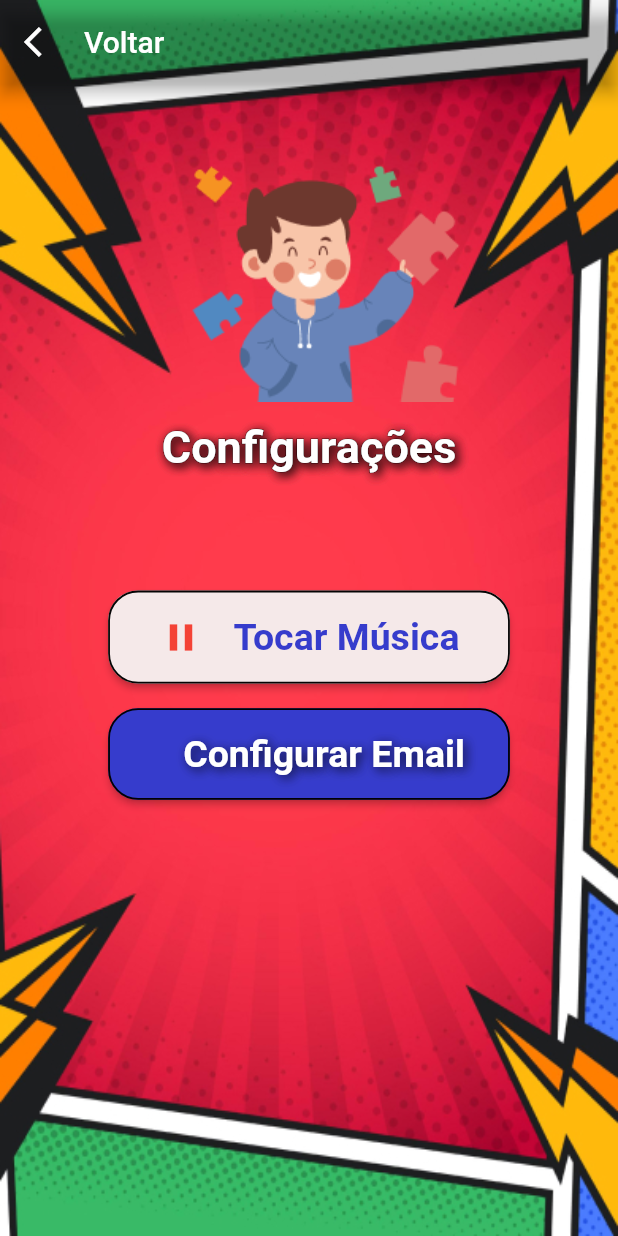
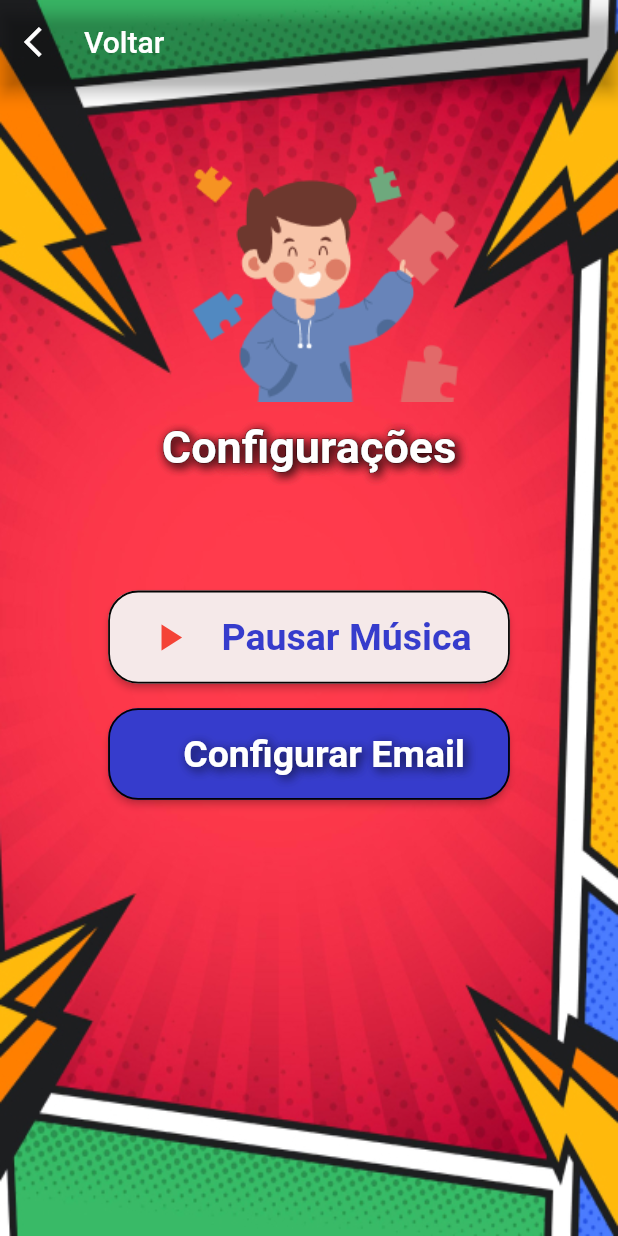
Before and after one commit to viniciusOLN/drawtism, a Flutter app: the screen it shows after launch, after a tap on "Configurações", on a phone screen of 412 x 824 dp. Run offline on Flutter 3.47's test engine with Material 2 defaults, Android fonts, the phone set to English and light mode, and no system bars; our stand-ins replace audioplayers, bloc, flutter_bloc, get, shared_preferences; missing offline and left inert: camera_camera, sendgrid_mailer.

Commit message:
corrigindo botão de música

```diff
--- a/lib/app/features/configpage/presentation/configuration_page.dart
+++ b/lib/app/features/configpage/presentation/configuration_page.dart
@@ -23,10 +23,19 @@ class _ConfigurationPageState extends State<ConfigurationPage> {
     () => ConfigPageController(),
   );
   final controllerConfig = Get.find<ConfigPageController>();
+  final controllerReference = Get.lazyPut(
+    () => MusicController(),
+  );
+  final controller = Get.find<MusicController>();
+
+  void teste() async {
+    controllerConfig.isPlaying = await controllerConfig.getAudio();
+  }
 
   @override
   void initState() {
     controllerConfig.setButtonTitle();
+    teste();
     super.initState();
   }
 
@@ -70,14 +79,10 @@ class _ConfigurationPageState extends State<ConfigurationPage> {
                   SizedBox(height: width * 0.04),
                   CustomButton(
                     onPressed: () {
-                      final controllerReference = Get.lazyPut(
-                        () => MusicController(),
-                      );
-                      final controller = Get.find<MusicController>();
-                      if (!controllerConfig.isPlaying) {
+                      if (controllerConfig.isPlaying) {
                         controllerConfig.setAudio(false);
                         controller.playerThemeSong.pause();
-                        controllerConfig.isPlaying = true;
+                        controllerConfig.isPlaying = false;
                         setState(() {
                           controllerConfig.titleButton = "Tocar Música";
                         });
@@ -88,15 +93,14 @@ class _ConfigurationPageState extends State<ConfigurationPage> {
                         } else {
                           controller.playerThemeSong.resume();
                         }
-
-                        controllerConfig.isPlaying = false;
+                        controllerConfig.isPlaying = true;
                         setState(() {
                           controllerConfig.titleButton = "Pausar Música";
                         });
                       }
                     },
                     title: controllerConfig.titleButton,
-                    icon: !controllerConfig.isPlaying
+                    icon: controllerConfig.isPlaying
                         ? const Icon(
                             Icons.pause,
                             color: Colors.red,
--- a/lib/app/features/configpage/presentation/controllers/config_page_controller.dart
+++ b/lib/app/features/configpage/presentation/controllers/config_page_controller.dart
@@ -13,7 +13,7 @@ class ConfigPageController extends GetxController {
   }
 
   void setButtonTitle() {
-    titleButton = isPlaying ? "Pausar Música" : "Tocar Música";
+    titleButton = !isPlaying ? "Pausar Música" : "Tocar Música";
   }
 
   void setAudio(bool state) async {
--- a/lib/main.dart
+++ b/lib/main.dart
@@ -28,9 +28,10 @@ class _AppState extends State<App> with WidgetsBindingObserver {
     bool isPlaying = prefs.getBool("music") ?? true;
     if (isPlaying) {
       controller.playThemeSong();
+      controller.isPlaying = false;
+    } else {
       controller.isPlaying = true;
     }
-    controller.isPlaying = false;
   }
 
   @override
```
